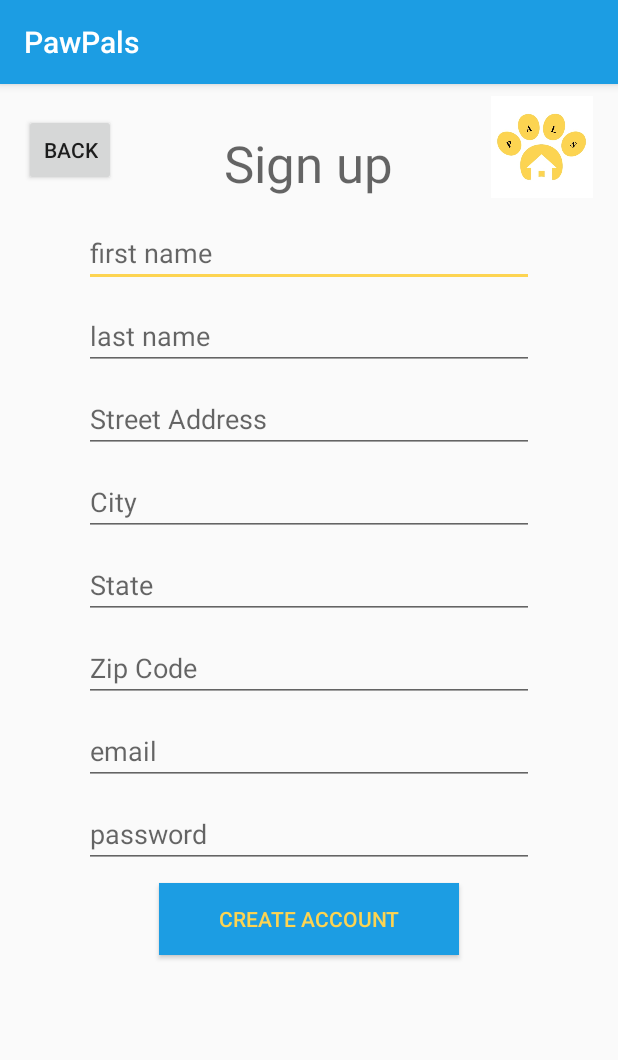
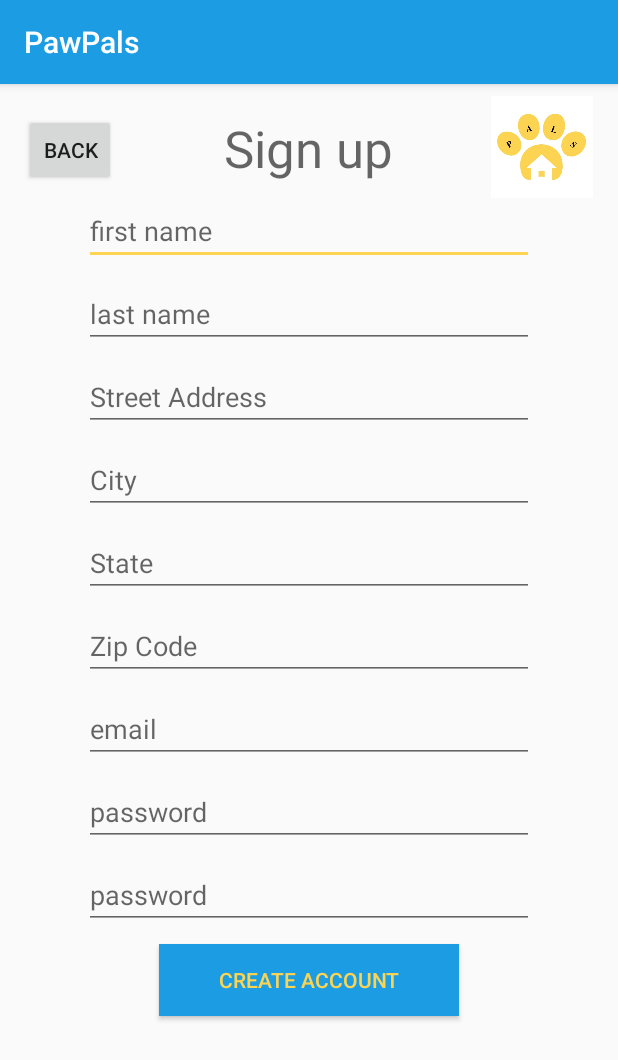
Before and after one commit to juliahart/KIJJApp, an Android app: the SignUpActivity screen opened directly, with no data from a screen before it, on a phone screen of 412 x 824 dp. Shown: the top 1060 px of the screen. Run offline under Robolectric (Android 15) with nearby library versions, the phone set to English and light mode, and no system bars.

Commit message:
applied thing is iffy

```diff
--- a/app/src/main/java/com/example/kijjapp/NewBookingsActivity.java
+++ b/app/src/main/java/com/example/kijjapp/NewBookingsActivity.java
@@ -361,8 +361,13 @@ public class NewBookingsActivity extends AppCompatActivity {
         int bookingId = validBookingsList.get(position).getId();
         ThreadTaskDoApply taskApply = new ThreadTaskDoApply(this, bookingId);
         taskApply.start();
-        Button applyB = (Button) findViewById(R.id.apply);
-        applyB.setText("Applied");
+        //Button applyB = (Button) listView.getItemAtPosition(position) findView;
+        //Button applyB = (Button) findViewById(R.id.apply).;
+       // applyB.setText("Applied");
+
+
+        //validBookingsList.remove(position);
+        //listView.add(position, "followed");
 
     }
 }
--- a/app/src/main/res/layout/activity_signup.xml
+++ b/app/src/main/res/layout/activity_signup.xml
@@ -10,7 +10,7 @@
         android:id="@+id/signup"
         android:layout_width="250dp"
         android:layout_height="50dp"
-        android:layout_marginTop="30dp"
+        android:layout_marginTop="20dp"
         android:layout_centerHorizontal="true"
         android:gravity="center_horizontal"
         android:text ="@string/sign_up"
@@ -46,7 +46,7 @@
         android:layout_height="wrap_content"
         android:layout_below="@id/signup"
         android:layout_centerHorizontal="true"
-        android:layout_marginTop="10dp"
+        android:layout_marginTop="5dp"
         android:autofillHints="First Name"
         android:hint="@string/first_name" />
 
@@ -128,13 +128,24 @@
         android:autofillHints="Create Password"
         android:layout_centerHorizontal="true" />
 
+    <EditText
+        android:id="@+id/password2"
+        android:layout_below="@id/password"
+        android:hint="@string/password"
+        android:layout_width="300dp"
+        android:layout_height="wrap_content"
+        android:layout_marginTop="10dp"
+        android:autofillHints="Create Password"
+        android:layout_centerHorizontal="true" />
+
+
 
 
     <Button
         android:id="@+id/button_id"
         android:background="@color/colorPrimary"
         android:textColor="@color/colorAccent"
-        android:layout_below="@+id/password"
+        android:layout_below="@+id/password2"
         android:layout_marginTop="10dp"
         android:layout_marginBottom="10dp"
         android:layout_centerHorizontal="true"
```
